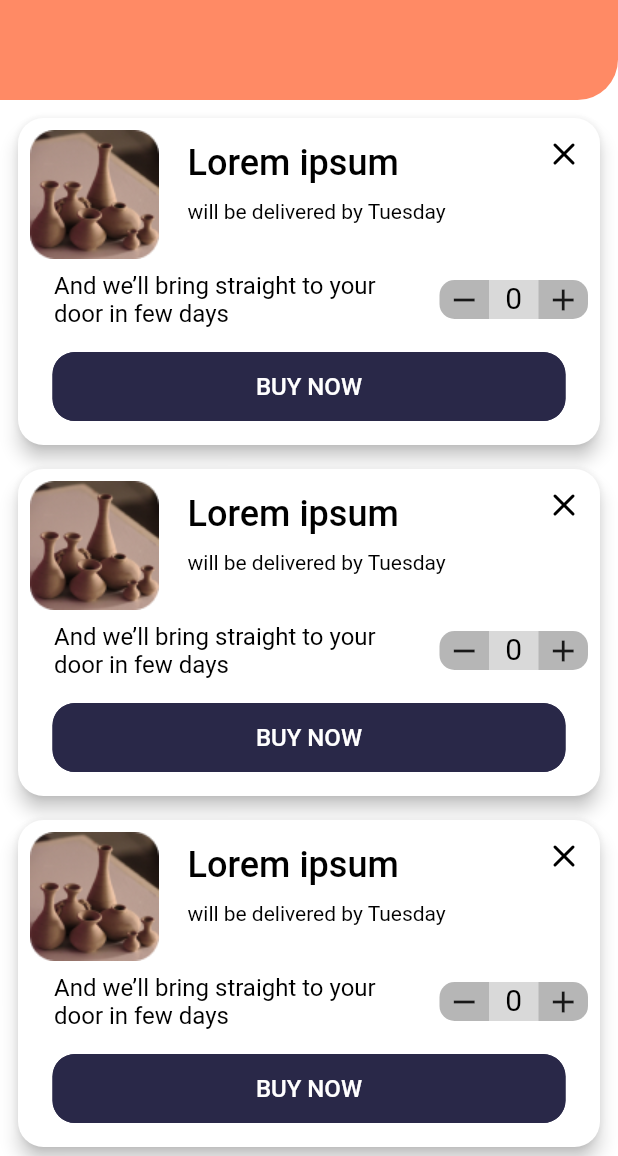
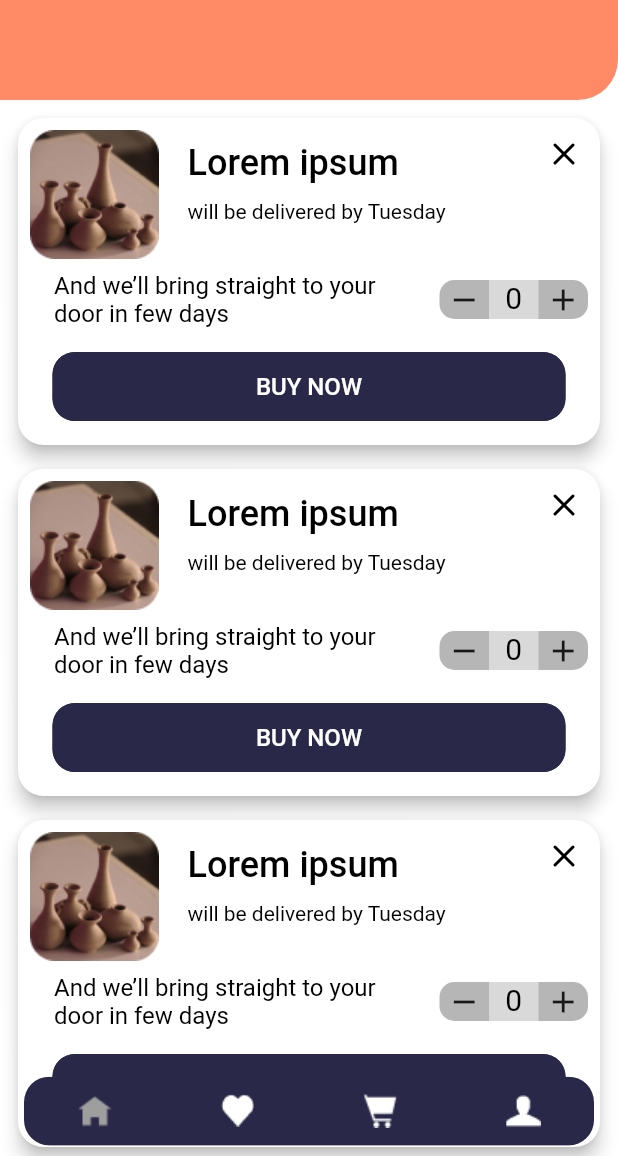
Before and after one commit to uniterested/uninterested, a Flutter app: the CommonContainer screen opened directly, on a phone screen of 412 x 824 dp, the part 80-1236 px from its top. Run offline on Flutter 3.47's test engine with Material 2 defaults, Android fonts, the phone set to English and light mode, and no system bars; our stand-ins replace carousel_indicator, carousel_slider, flutter_screenutil, flutter_svg, get, google_fonts and 2 more; missing offline and left inert: adaptive_action_sheet; Roboto replaces fonts that are missing (SFPro).

```diff
--- a/lib/home/commonContainer.dart
+++ b/lib/home/commonContainer.dart
@@ -7,6 +7,7 @@ import 'package:uninterested/utilities/app_back_button.dart';
 import 'package:uninterested/utilities/app_bar.dart';
 import 'package:uninterested/utilities/app_leading_app_bar.dart';
 import 'package:uninterested/utilities/app_text_fitted_elevated_button.dart';
+import 'package:uninterested/utilities/bottom_nav.dart';
 
 class CommonContainer extends StatefulWidget {
   const CommonContainer({Key? key}) : super(key: key);
@@ -18,8 +19,11 @@ class CommonContainer extends StatefulWidget {
 class _CommonContainerState extends State<CommonContainer> {
   @override
   Widget build(BuildContext context) {
-    return Scaffold(
+    return Stack(
+      children: [
+        Scaffold(
             backgroundColor: AppColorPallet.white,
+
             body: Column(children: [
               App_bar(
                 leading: AppBackButton(),
@@ -30,7 +34,9 @@ class _CommonContainerState extends State<CommonContainer> {
                 ),
               ),
               const CommonContainer2()
-        ]));
+            ])),
+      const BottomNavigation()],
+    );
   }
 
   // Container buutoncontainer(String tittle) {
--- a/lib/main.dart
+++ b/lib/main.dart
@@ -1,4 +1,5 @@
 import 'package:flutter/material.dart';
+import 'package:get/get_navigation/get_navigation.dart';
 import 'package:uninterested/home/commonContainer.dart';
 import 'package:uninterested/home/dashboard.dart';
 import 'package:uninterested/home/myorders.dart';
@@ -23,14 +24,15 @@ class MyApp extends StatelessWidget {
 
   @override
   Widget build(BuildContext context) {
-    return MaterialApp(
+
+    return GetMaterialApp(
       debugShowCheckedModeBanner: false,
       title: 'Flutter Demo',
       theme: ThemeData(
         fontFamily: 'SFPro',
         // primarySwatch: Colors.blue,
       ),
-      home: const WishlistScrn(),
+      home: const CommonContainer(),
 
     );
   }
```
Also changed, not shown: lib/utilities/bottom_nav.dart (+9 -19 lines). Lines whose indentation alone changed are shown as unchanged.
